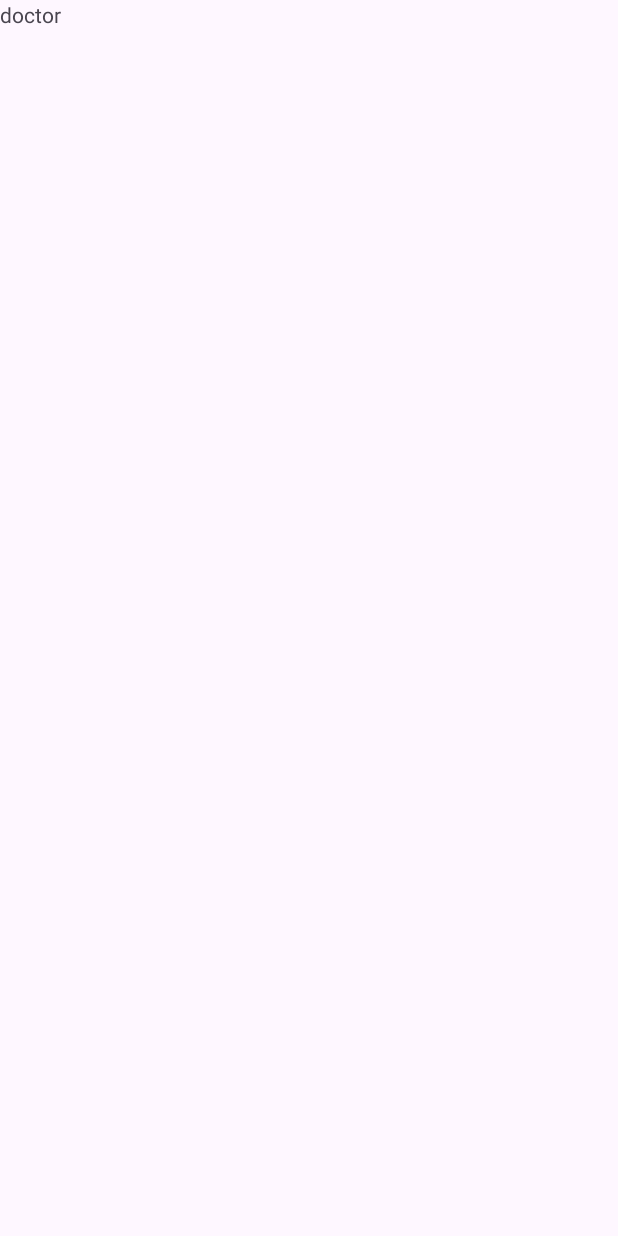
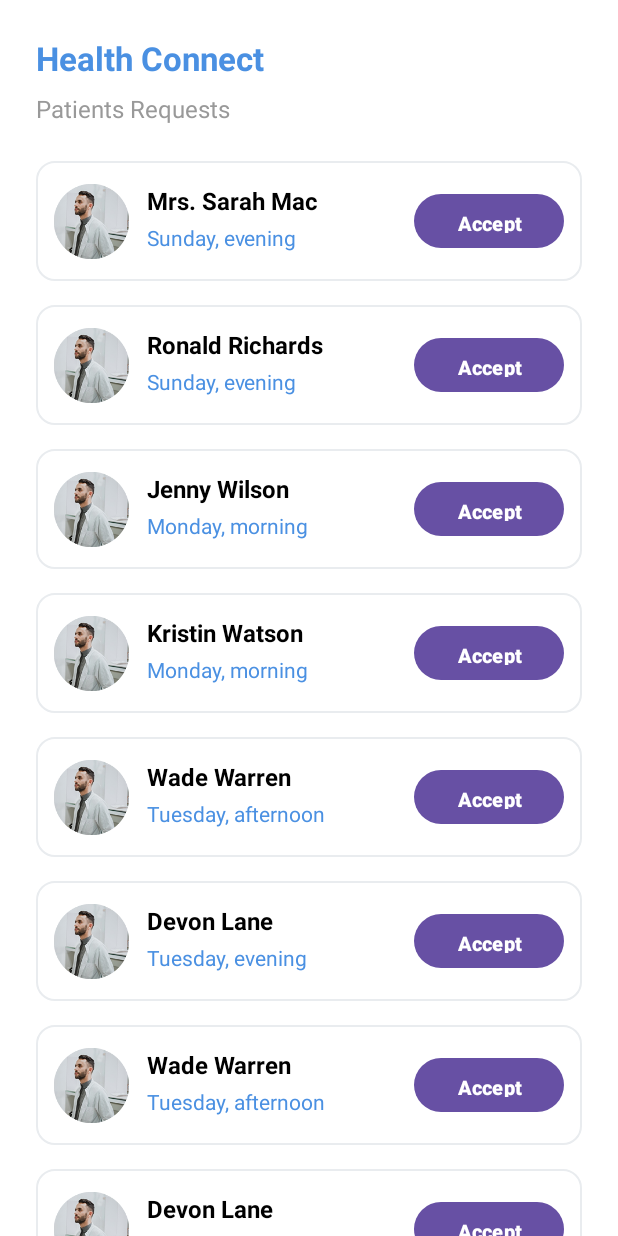
Before and after one commit to asmRakibulHasan/SmartHospitalManagementSystem, an Android app: the DoctorFragment screen opened through its navigation route, on a phone screen of 412 x 824 dp. Before the commit the screen is almost empty. Run offline under Robolectric (Android 15) with nearby library versions, the phone set to English and light mode, and no system bars.

Commit message:
- doctor screen implemented

```diff
--- a/app/src/main/java/com/example/smarthospitalmanagementsystem/DoctorFragment.kt
+++ b/app/src/main/java/com/example/smarthospitalmanagementsystem/DoctorFragment.kt
@@ -1,59 +1,84 @@
 package com.example.smarthospitalmanagementsystem
 
+import com.example.smarthospitalmanagementsystem.adapter.PatientRequest
+import com.example.smarthospitalmanagementsystem.adapter.PatientRequestAdapter
 import android.os.Bundle
+import android.util.Log
 import androidx.fragment.app.Fragment
 import android.view.LayoutInflater
 import android.view.View
 import android.view.ViewGroup
+import android.widget.Toast
+import androidx.recyclerview.widget.LinearLayoutManager
+import com.example.smarthospitalmanagementsystem.databinding.FragmentDoctorBinding
 
-// TODO: Rename parameter arguments, choose names that match
-// the fragment initialization parameters, e.g. ARG_ITEM_NUMBER
-private const val ARG_PARAM1 = "param1"
-private const val ARG_PARAM2 = "param2"
+class DoctorFragment : Fragment() {
 
-/**
- * A simple [Fragment] subclass.
- * Use the [DoctorFragment.newInstance] factory method to
- * create an instance of this fragment.
- */
-class DoctorFragment : Fragment() {
-    // TODO: Rename and change types of parameters
-    private var param1: String? = null
-    private var param2: String? = null
+    private var _binding: FragmentDoctorBinding? = null
+    private val binding get() = _binding!!
 
-    override fun onCreate(savedInstanceState: Bundle?) {
-        super.onCreate(savedInstanceState)
-        arguments?.let {
-            param1 = it.getString(ARG_PARAM1)
-            param2 = it.getString(ARG_PARAM2)
-        }
-    }
+    private lateinit var patientRequestAdapter: PatientRequestAdapter
 
     override fun onCreateView(
         inflater: LayoutInflater, container: ViewGroup?,
         savedInstanceState: Bundle?
     ): View? {
-        // Inflate the layout for this fragment
-        return inflater.inflate(R.layout.fragment_doctor, container, false)
+        _binding = FragmentDoctorBinding.inflate(inflater, container, false)
+        return binding.root
     }
 
-    companion object {
-        /**
-         * Use this factory method to create a new instance of
-         * this fragment using the provided parameters.
-         *
-         * @param param1 Parameter 1.
-         * @param param2 Parameter 2.
-         * @return A new instance of fragment DoctorFragment.
-         */
-        // TODO: Rename and change types and number of parameters
-        @JvmStatic
-        fun newInstance(param1: String, param2: String) =
-            DoctorFragment().apply {
-                arguments = Bundle().apply {
-                    putString(ARG_PARAM1, param1)
-                    putString(ARG_PARAM2, param2)
-                }
-            }
+    override fun onViewCreated(view: View, savedInstanceState: Bundle?) {
+        super.onViewCreated(view, savedInstanceState)
+
+        setupRecyclerView()
+    }
+
+    private fun setupRecyclerView() {
+        // Sample data for patient requests
+        val patientRequests = listOf(
+            PatientRequest(R.drawable.doctor_photo_background, "Mrs. Sarah Mac", "Sunday, evening"),
+            PatientRequest(R.drawable.doctor_photo_background, "Ronald Richards", "Sunday, evening"),
+            PatientRequest(R.drawable.doctor_photo_background, "Jenny Wilson", "Monday, morning"),
+            PatientRequest(R.drawable.doctor_photo_background, "Kristin Watson", "Monday, morning"),
+            PatientRequest(R.drawable.doctor_photo_background, "Wade Warren", "Tuesday, afternoon"),
+            PatientRequest(R.drawable.doctor_photo_background, "Devon Lane", "Tuesday, evening"),
+            PatientRequest(R.drawable.doctor_photo_background, "Wade Warren", "Tuesday, afternoon"),
+            PatientRequest(R.drawable.doctor_photo_background, "Devon Lane", "Tuesday, evening"),
+            PatientRequest(R.drawable.doctor_photo_background, "Wade Warren", "Tuesday, afternoon"),
+            PatientRequest(R.drawable.doctor_photo_background, "Devon Lane", "Tuesday, evening"),
+            PatientRequest(R.drawable.doctor_photo_background, "Wade Warren", "Tuesday, afternoon"),
+            PatientRequest(R.drawable.doctor_photo_background, "Devon Lane", "Tuesday, evening"),
+            PatientRequest(R.drawable.doctor_photo_background, "Wade Warren", "Tuesday, afternoon"),
+            PatientRequest(R.drawable.doctor_photo_background, "Devon Lane", "Tuesday, evening")
+        )
+
+        // Initialize adapter with click listener
+        patientRequestAdapter = PatientRequestAdapter(patientRequests) { patientRequest ->
+            handleAcceptClick(patientRequest)
+        }
+
+        // Setup RecyclerView
+        binding.recyclerPatients.apply {
+            adapter = patientRequestAdapter
+            layoutManager = LinearLayoutManager(requireContext())
+        }
+    }
+
+    private fun handleAcceptClick(patientRequest: PatientRequest) {
+        Log.d("DoctorFragment", "Accept clicked for: ${patientRequest.patientName}")
+        Log.d("DoctorFragment", "Schedule: ${patientRequest.schedule}")
+
+        // Show confirmation toast
+        Toast.makeText(
+            requireContext(),
+            "Accepted appointment with ${patientRequest.patientName}",
+            Toast.LENGTH_SHORT
+        ).show()
+
+    }
+
+    override fun onDestroyView() {
+        super.onDestroyView()
+        _binding = null
     }
 }
--- /dev/null
+++ b/app/src/main/java/com/example/smarthospitalmanagementsystem/ScheduleFragment.kt
@@ -0,0 +1,59 @@
+package com.example.smarthospitalmanagementsystem
+
+import android.os.Bundle
+import androidx.fragment.app.Fragment
+import android.view.LayoutInflater
+import android.view.View
+import android.view.ViewGroup
+
+// TODO: Rename parameter arguments, choose names that match
+// the fragment initialization parameters, e.g. ARG_ITEM_NUMBER
+private const val ARG_PARAM1 = "param1"
+private const val ARG_PARAM2 = "param2"
+
+/**
+ * A simple [Fragment] subclass.
+ * Use the [ScheduleFragment.newInstance] factory method to
+ * create an instance of this fragment.
+ */
+class ScheduleFragment : Fragment() {
+    // TODO: Rename and change types of parameters
+    private var param1: String? = null
+    private var param2: String? = null
+
+    override fun onCreate(savedInstanceState: Bundle?) {
+        super.onCreate(savedInstanceState)
+        arguments?.let {
+            param1 = it.getString(ARG_PARAM1)
+            param2 = it.getString(ARG_PARAM2)
+        }
+    }
+
+    override fun onCreateView(
+        inflater: LayoutInflater, container: ViewGroup?,
+        savedInstanceState: Bundle?
+    ): View? {
+        // Inflate the layout for this fragment
+        return inflater.inflate(R.layout.fragment_schedule, container, false)
+    }
+
+    companion object {
+        /**
+         * Use this factory method to create a new instance of
+         * this fragment using the provided parameters.
+         *
+         * @param param1 Parameter 1.
+         * @param param2 Parameter 2.
+         * @return A new instance of fragment ScheduleFragment.
+         */
+        // TODO: Rename and change types and number of parameters
+        @JvmStatic
+        fun newInstance(param1: String, param2: String) =
+            ScheduleFragment().apply {
+                arguments = Bundle().apply {
+                    putString(ARG_PARAM1, param1)
+                    putString(ARG_PARAM2, param2)
+                }
+            }
+    }
+}
--- /dev/null
+++ b/app/src/main/java/com/example/smarthospitalmanagementsystem/adapter/PatientRequestAdapter.kt
@@ -0,0 +1,52 @@
+package com.example.smarthospitalmanagementsystem.adapter
+
+
+import android.view.LayoutInflater
+import android.view.ViewGroup
+import androidx.recyclerview.widget.RecyclerView
+import com.example.smarthospitalmanagementsystem.databinding.ItemPatientRequestBinding
+
+// Data class for Patient Request
+data class PatientRequest(
+    val imageRes: Int,
+    val patientName: String,
+    val schedule: String
+)
+
+// RecyclerView Adapter
+class PatientRequestAdapter(
+    private val patientRequests: List<PatientRequest>,
+    private val onAcceptClick: (PatientRequest) -> Unit
+) : RecyclerView.Adapter<PatientRequestAdapter.PatientRequestViewHolder>() {
+
+    inner class PatientRequestViewHolder(private val binding: ItemPatientRequestBinding) :
+        RecyclerView.ViewHolder(binding.root) {
+
+        fun bind(patientRequest: PatientRequest) {
+            binding.apply {
+                ivPatient.setImageResource(patientRequest.imageRes)
+                tvPatientName.text = patientRequest.patientName
+                tvSchedule.text = patientRequest.schedule
+
+                btnAccept.setOnClickListener {
+                    onAcceptClick(patientRequest)
+                }
+            }
+        }
+    }
+
+    override fun onCreateViewHolder(parent: ViewGroup, viewType: Int): PatientRequestViewHolder {
+        val binding = ItemPatientRequestBinding.inflate(
+            LayoutInflater.from(parent.context),
+            parent,
+            false
+        )
+        return PatientRequestViewHolder(binding)
+    }
+
+    override fun onBindViewHolder(holder: PatientRequestViewHolder, position: Int) {
+        holder.bind(patientRequests[position])
+    }
+
+    override fun getItemCount(): Int = patientRequests.size
+}
--- /dev/null
+++ b/app/src/main/res/drawable/patient_request_background.xml
@@ -0,0 +1,6 @@
+<?xml version="1.0" encoding="utf-8"?>
+<shape xmlns:android="http://schemas.android.com/apk/res/android">
+    <solid android:color="@android:color/white" />
+    <corners android:radius="12dp" />
+    <stroke android:width="1dp" android:color="#E9ECEF" />
+</shape>
--- a/app/src/main/res/layout/fragment_doctor.xml
+++ b/app/src/main/res/layout/fragment_doctor.xml
@@ -1,14 +1,52 @@
 <?xml version="1.0" encoding="utf-8"?>
-<FrameLayout xmlns:android="http://schemas.android.com/apk/res/android"
+<androidx.constraintlayout.widget.ConstraintLayout
+    xmlns:android="http://schemas.android.com/apk/res/android"
+    xmlns:app="http://schemas.android.com/apk/res-auto"
     xmlns:tools="http://schemas.android.com/tools"
     android:layout_width="match_parent"
     android:layout_height="match_parent"
+    android:background="@android:color/white"
     tools:context=".DoctorFragment">
 
-    <!-- TODO: Update blank fragment layout -->
+    <!-- Page Title -->
     <TextView
-        android:layout_width="match_parent"
-        android:layout_height="match_parent"
-        android:text="doctor" />
+        android:id="@+id/tv_title"
+        android:layout_width="wrap_content"
+        android:layout_height="wrap_content"
+        android:text="Health Connect"
+        android:textColor="@color/label_color"
+        android:textSize="22sp"
+        android:textStyle="bold"
+        app:layout_constraintTop_toTopOf="parent"
+        app:layout_constraintStart_toStartOf="parent"
+        android:layout_marginTop="24dp"
+        android:layout_marginStart="24dp" />
 
-</FrameLayout>
+    <!-- Subtitle -->
+    <TextView
+        android:id="@+id/tv_subtitle"
+        android:layout_width="wrap_content"
+        android:layout_height="wrap_content"
+        android:text="Patients Requests"
+        android:textColor="@color/hint_color"
+        android:textSize="16sp"
+        app:layout_constraintStart_toStartOf="parent"
+        app:layout_constraintTop_toBottomOf="@id/tv_title"
+        android:layout_marginStart="24dp"
+        android:layout_marginTop="8dp" />
+
+    <!-- Patient Requests RecyclerView -->
+    <androidx.recyclerview.widget.RecyclerView
+        android:id="@+id/recycler_patients"
+        android:layout_width="0dp"
+        android:layout_height="0dp"
+        app:layout_constraintTop_toBottomOf="@id/tv_subtitle"
+        app:layout_constraintStart_toStartOf="parent"
+        app:layout_constraintEnd_toEndOf="parent"
+        app:layout_constraintBottom_toBottomOf="parent"
+        android:layout_marginTop="16dp"
+        android:layout_marginHorizontal="16dp"
+        android:clipToPadding="false"
+        android:paddingBottom="16dp" />
+
+</androidx.constraintlayout.widget.ConstraintLayout>
--- /dev/null
+++ b/app/src/main/res/layout/fragment_schedule.xml
@@ -0,0 +1,14 @@
+<?xml version="1.0" encoding="utf-8"?>
+<FrameLayout xmlns:android="http://schemas.android.com/apk/res/android"
+    xmlns:tools="http://schemas.android.com/tools"
+    android:layout_width="match_parent"
+    android:layout_height="match_parent"
+    tools:context=".ScheduleFragment">
+
+    <!-- TODO: Update blank fragment layout -->
+    <TextView
+        android:layout_width="match_parent"
+        android:layout_height="match_parent"
+        android:text="@string/hello_blank_fragment" />
+
+</FrameLayout>
--- /dev/null
+++ b/app/src/main/res/layout/item_patient_request.xml
@@ -0,0 +1,66 @@
+<?xml version="1.0" encoding="utf-8"?>
+<androidx.constraintlayout.widget.ConstraintLayout
+    xmlns:android="http://schemas.android.com/apk/res/android"
+    xmlns:app="http://schemas.android.com/apk/res-auto"
+    android:layout_width="match_parent"
+    android:layout_height="80dp"
+    android:layout_margin="8dp"
+    android:background="@drawable/patient_request_background"
+    android:padding="12dp">
+
+    <!-- Patient Image -->
+    <ImageView
+        android:id="@+id/iv_patient"
+        android:layout_width="50dp"
+        android:layout_height="50dp"
+        android:scaleType="centerCrop"
+        android:background="@drawable/doctor_photo_background"
+        app:layout_constraintStart_toStartOf="parent"
+        app:layout_constraintTop_toTopOf="parent"
+        app:layout_constraintBottom_toBottomOf="parent" />
+
+    <!-- Patient Name -->
+    <TextView
+        android:id="@+id/tv_patient_name"
+        android:layout_width="0dp"
+        android:layout_height="wrap_content"
+        android:text="Mrs. Sarah Mac"
+        android:textSize="16sp"
+        android:textStyle="bold"
+        android:textColor="@android:color/black"
+        android:layout_marginStart="12dp"
+        android:layout_marginEnd="8dp"
+        android:maxLines="1"
+        android:ellipsize="end"
+        app:layout_constraintStart_toEndOf="@id/iv_patient"
+        app:layout_constraintTop_toTopOf="@id/iv_patient"
+        app:layout_constraintEnd_toStartOf="@id/btn_accept" />
+
+    <!-- Schedule -->
+    <TextView
+        android:id="@+id/tv_schedule"
+        android:layout_width="wrap_content"
+        android:layout_height="wrap_content"
+        android:text="Sunday, evening"
+        android:textColor="@color/label_color"
+        android:textSize="14sp"
+        android:layout_marginStart="12dp"
+        android:layout_marginTop="4dp"
+        app:layout_constraintStart_toEndOf="@id/iv_patient"
+        app:layout_constraintTop_toBottomOf="@id/tv_patient_name" />
+
+    <!-- Accept Button -->
+    <Button
+        android:id="@+id/btn_accept"
+        android:layout_width="100dp"
+        android:layout_height="36dp"
+        android:text="Accept"
+        android:textSize="13sp"
+        android:textStyle="bold"
+        android:textColor="@android:color/white"
+        android:background="@drawable/button_primary"
+        app:layout_constraintEnd_toEndOf="parent"
+        app:layout_constraintTop_toTopOf="parent"
+        app:layout_constraintBottom_toBottomOf="parent" />
+
+</androidx.constraintlayout.widget.ConstraintLayout>
--- a/app/src/main/res/navigation/my_nav.xml
+++ b/app/src/main/res/navigation/my_nav.xml
@@ -51,10 +51,19 @@
         android:id="@+id/doctorFragment"
         android:name="com.example.smarthospitalmanagementsystem.DoctorFragment"
         android:label="fragment_doctor"
-        tools:layout="@layout/fragment_doctor" />
+        tools:layout="@layout/fragment_doctor" >
+        <action
+            android:id="@+id/action_doctorFragment_to_scheduleFragment"
+            app:destination="@id/scheduleFragment" />
+    </fragment>
     <fragment
         android:id="@+id/prescriptionFragment"
         android:name="com.example.smarthospitalmanagementsystem.PrescriptionFragment"
         android:label="fragment_prescription"
         tools:layout="@layout/fragment_prescription" />
+    <fragment
+        android:id="@+id/scheduleFragment"
+        android:name="com.example.smarthospitalmanagementsystem.ScheduleFragment"
+        android:label="fragment_schedule"
+        tools:layout="@layout/fragment_schedule" />
 </navigation>
```
